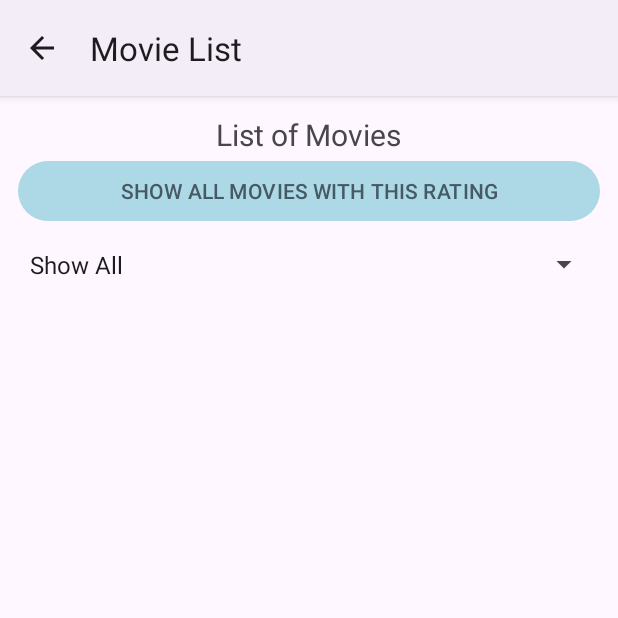
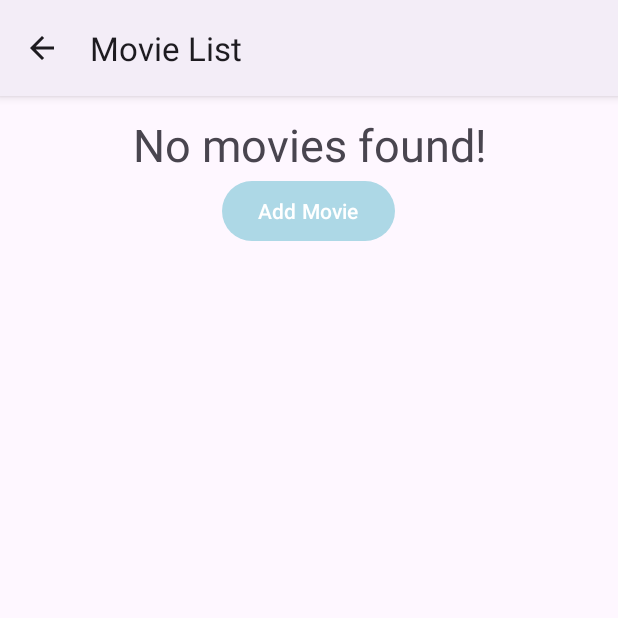
Before and after one commit to DanialIqram/MoreMoviesLesson12, an Android app: the MovieListActivity screen opened directly, with no data from a screen before it, on a phone screen of 412 x 824 dp, the top half of it. Run offline under Robolectric (Android 15) with nearby library versions, the phone set to English and light mode, and no system bars; our stand-ins replace Picasso; pictures from the network do not load.

```diff
--- a/app/src/main/java/sg/edu/rp/c346/id22022260/mymovies/MovieListActivity.java
+++ b/app/src/main/java/sg/edu/rp/c346/id22022260/mymovies/MovieListActivity.java
@@ -10,19 +10,22 @@ import android.view.View;
 import android.widget.AdapterView;
 import android.widget.ArrayAdapter;
 import android.widget.Button;
+import android.widget.LinearLayout;
 import android.widget.ListView;
 import android.widget.Spinner;
+import android.widget.TextView;
 
 import java.util.ArrayList;
 
 public class MovieListActivity extends AppCompatActivity {
 
     ListView lv;
-    Button btnShowRating;
+    Button btnShowRating, btnAddMovie;
     Spinner ratingsSpinner;
     ArrayList<Movie> movieList, movies;
     ArrayList<String> spinnerList;
     CustomAdapter moviesAdapter;
+    LinearLayout llNoMovie;
 
     @Override
     protected void onCreate(Bundle savedInstanceState) {
@@ -59,6 +62,17 @@ public class MovieListActivity extends AppCompatActivity {
                 loadMovies(ratingsSpinner.getSelectedItem().toString());
             }
         });
+
+        btnAddMovie = findViewById(R.id.btnAddMovie);
+        btnAddMovie.setOnClickListener(new View.OnClickListener() {
+            @Override
+            public void onClick(View v) {
+                Intent intent = new Intent(MovieListActivity.this, MainActivity.class);
+                startActivity(intent);
+            }
+        });
+
+        llNoMovie = findViewById(R.id.llNoMovies);
     }
 
     @Override
@@ -77,6 +91,12 @@ public class MovieListActivity extends AppCompatActivity {
         movieList.clear();
         movieList.addAll(movies);
         moviesAdapter.notifyDataSetChanged();
+
+        if (movieList.size() == 0) {
+            llNoMovie.setVisibility(View.VISIBLE);
+        } else {
+            llNoMovie.setVisibility(View.GONE);
+        }
     }
 
     private void loadMovies(String rating) {
--- a/app/src/main/res/layout/activity_movie_list.xml
+++ b/app/src/main/res/layout/activity_movie_list.xml
@@ -4,6 +4,32 @@
     android:padding="12dp"
     android:layout_height="match_parent"
     android:orientation="vertical">
+
+    <LinearLayout
+        android:id="@+id/llNoMovies"
+        android:layout_width="match_parent"
+        android:layout_height="match_parent"
+        android:orientation="vertical"
+        android:visibility="gone">
+
+        <TextView
+            android:layout_width="match_parent"
+            android:layout_height="wrap_content"
+            android:text="No movies found!"
+            android:gravity="center"
+            android:layout_gravity="center"
+            android:textSize="30sp" />
+
+        <Button
+            android:id="@+id/btnAddMovie"
+            android:layout_width="wrap_content"
+            android:layout_height="wrap_content"
+            android:layout_gravity="center"
+            android:gravity="center"
+            android:text="Add Movie" />
+
+    </LinearLayout>
+
 
     <TextView
         android:layout_width="wrap_content"
```
